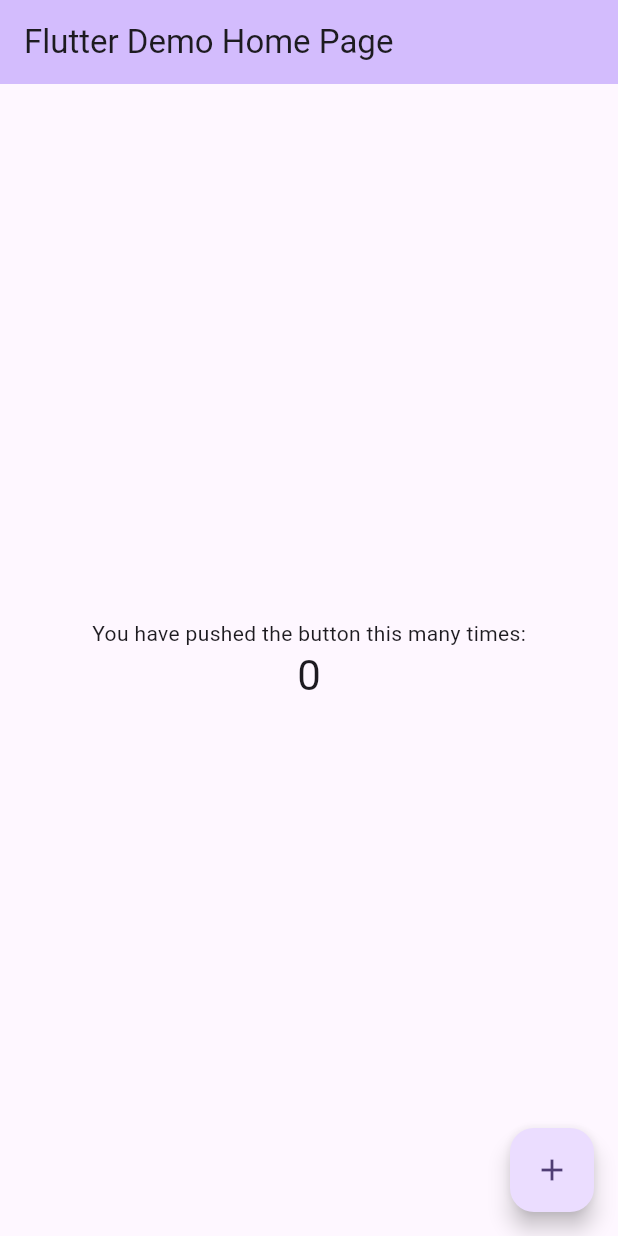
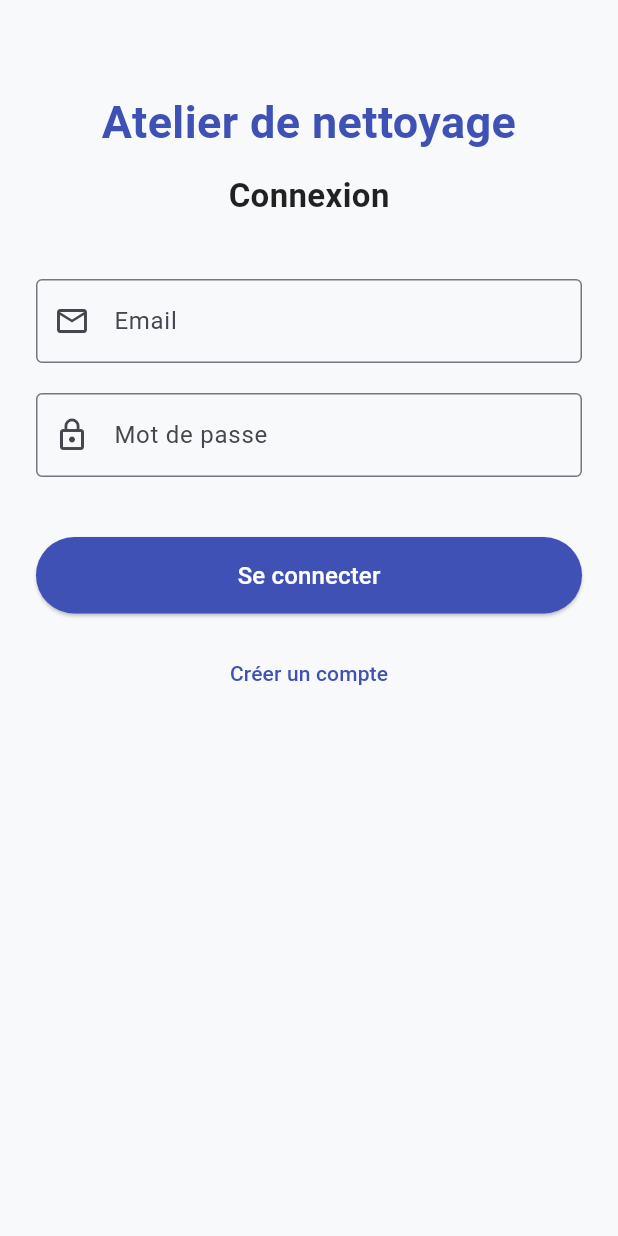
Before and after one commit to Web82-Thom/cleaning_schedule_demo, a Flutter app: the screen it shows after launch, on a phone screen of 412 x 824 dp. Run offline on Flutter 3.47's test engine with Material 3 defaults, Android fonts, the phone set to English and light mode, and no system bars; our stand-ins replace firebase_auth, firebase_core; accounts and stored records are empty.

Commit message:
init signin & signup open home page

```diff
--- a/lib/main.dart
+++ b/lib/main.dart
@@ -1,122 +1,66 @@
 import 'package:flutter/material.dart';
+import 'package:firebase_core/firebase_core.dart';
+import 'package:firebase_auth/firebase_auth.dart';
+import 'package:provider/provider.dart';
 
-void main() {
-  runApp(const MyApp());
+import 'firebase_options.dart';
+import 'screens/auth/login_page.dart';
+import 'screens/home_page.dart';
+
+Future<void> main() async {
+  WidgetsFlutterBinding.ensureInitialized();
+  await Firebase.initializeApp(
+    options: DefaultFirebaseOptions.currentPlatform,
+  );
+  runApp(const CleaningScheduleApp());
 }
 
-class MyApp extends StatelessWidget {
-  const MyApp({super.key});
+class CleaningScheduleApp extends StatelessWidget {
+  const CleaningScheduleApp({super.key});
 
-  // This widget is the root of your application.
   @override
   Widget build(BuildContext context) {
-    return MaterialApp(
-      title: 'Flutter Demo',
-      theme: ThemeData(
-        // This is the theme of your application.
-        //
-        // TRY THIS: Try running your application with "flutter run". You'll see
-        // the application has a purple toolbar. Then, without quitting the app,
-        // try changing the seedColor in the colorScheme below to Colors.green
-        // and then invoke "hot reload" (save your changes or press the "hot
-        // reload" button in a Flutter-supported IDE, or press "r" if you used
-        // the command line to start the app).
-        //
-        // Notice that the counter didn't reset back to zero; the application
-        // state is not lost during the reload. To reset the state, use hot
-        // restart instead.
-        //
-        // This works for code too, not just values: Most code changes can be
-        // tested with just a hot reload.
-        colorScheme: ColorScheme.fromSeed(seedColor: Colors.deepPurple),
+    return MultiProvider(
+      providers: [
+        // 🔐 Fournit l'état FirebaseAuth à toute l'application
+        StreamProvider<User?>.value(
+          value: FirebaseAuth.instance.authStateChanges(),
+          initialData: null,
+        ),
+      ],
+      child: MaterialApp(
+        title: 'Cleaning Schedule',
+        debugShowCheckedModeBanner: false,
+        theme: ThemeData(
+          useMaterial3: true,
+          colorSchemeSeed: Colors.indigo,
+          scaffoldBackgroundColor: const Color(0xFFF7F9FB),
+          appBarTheme: const AppBarTheme(
+            backgroundColor: Colors.white,
+            foregroundColor: Colors.black,
+            elevation: 0,
+            centerTitle: true,
+          ),
+        ),
+        home: const AuthWrapper(),
       ),
-      home: const MyHomePage(title: 'Flutter Demo Home Page'),
     );
   }
 }
 
-class MyHomePage extends StatefulWidget {
-  const MyHomePage({super.key, required this.title});
-
-  // This widget is the home page of your application. It is stateful, meaning
-  // that it has a State object (defined below) that contains fields that affect
-  // how it looks.
-
-  // This class is the configuration for the state. It holds the values (in this
-  // case the title) provided by the parent (in this case the App widget) and
-  // used by the build method of the State. Fields in a Widget subclass are
-  // always marked "final".
-
-  final String title;
-
-  @override
-  State<MyHomePage> createState() => _MyHomePageState();
-}
-
-class _MyHomePageState extends State<MyHomePage> {
-  int _counter = 0;
-
-  void _incrementCounter() {
-    setState(() {
-      // This call to setState tells the Flutter framework that something has
-      // changed in this State, which causes it to rerun the build method below
-      // so that the display can reflect the updated values. If we changed
-      // _counter without calling setState(), then the build method would not be
-      // called again, and so nothing would appear to happen.
-      _counter++;
-    });
-  }
+/// Gère la navigation en fonction de l’état de connexion Firebase.
+class AuthWrapper extends StatelessWidget {
+  const AuthWrapper({super.key});
 
   @override
   Widget build(BuildContext context) {
-    // This method is rerun every time setState is called, for instance as done
-    // by the _incrementCounter method above.
-    //
-    // The Flutter framework has been optimized to make rerunning build methods
-    // fast, so that you can just rebuild anything that needs updating rather
-    // than having to individually change instances of widgets.
-    return Scaffold(
-      appBar: AppBar(
-        // TRY THIS: Try changing the color here to a specific color (to
-        // Colors.amber, perhaps?) and trigger a hot reload to see the AppBar
-        // change color while the other colors stay the same.
-        backgroundColor: Theme.of(context).colorScheme.inversePrimary,
-        // Here we take the value from the MyHomePage object that was created by
-        // the App.build method, and use it to set our appbar title.
-        title: Text(widget.title),
-      ),
-      body: Center(
-        // Center is a layout widget. It takes a single child and positions it
-        // in the middle of the parent.
-        child: Column(
-          // Column is also a layout widget. It takes a list of children and
-          // arranges them vertically. By default, it sizes itself to fit its
-          // children horizontally, and tries to be as tall as its parent.
-          //
-          // Column has various properties to control how it sizes itself and
-          // how it positions its children. Here we use mainAxisAlignment to
-          // center the children vertically; the main axis here is the vertical
-          // axis because Columns are vertical (the cross axis would be
-          // horizontal).
-          //
-          // TRY THIS: Invoke "debug painting" (choose the "Toggle Debug Paint"
-          // action in the IDE, or press "p" in the console), to see the
-          // wireframe for each widget.
-          mainAxisAlignment: MainAxisAlignment.center,
-          children: <Widget>[
-            const Text('You have pushed the button this many times:'),
-            Text(
-              '$_counter',
-              style: Theme.of(context).textTheme.headlineMedium,
-            ),
-          ],
-        ),
-      ),
-      floatingActionButton: FloatingActionButton(
-        onPressed: _incrementCounter,
-        tooltip: 'Increment',
-        child: const Icon(Icons.add),
-      ), // This trailing comma makes auto-formatting nicer for build methods.
-    );
+    final user = Provider.of<User?>(context);
+
+    // 👇 Si l’utilisateur est connecté → HomePage, sinon → LoginPage
+    if (user == null) {
+      return const LoginPage();
+    } else {
+      return const HomePage();
+    }
   }
 }
--- /dev/null
+++ b/lib/screens/auth/login_page.dart
@@ -0,0 +1,144 @@
+import 'package:flutter/material.dart';
+import 'package:firebase_auth/firebase_auth.dart';
+import 'register_page.dart';
+import '../home_page.dart';
+
+class LoginPage extends StatefulWidget {
+  const LoginPage({super.key});
+
+  @override
+  State<LoginPage> createState() => _LoginPageState();
+}
+
+class _LoginPageState extends State<LoginPage> {
+  final _emailController = TextEditingController();
+  final _passwordController = TextEditingController();
+  bool _isLoading = false;
+  String? _errorMessage;
+
+  Future<void> _login() async {
+    setState(() {
+      _isLoading = true;
+      _errorMessage = null;
+    });
+
+    try {
+      await FirebaseAuth.instance.signInWithEmailAndPassword(
+        email: _emailController.text.trim(),
+        password: _passwordController.text.trim(),
+      );
+
+      if (mounted) {
+        Navigator.pushReplacement(
+          context,
+          MaterialPageRoute(builder: (_) => const HomePage()),
+        );
+      }
+    } on FirebaseAuthException catch (e) {
+      setState(() => _errorMessage = e.message);
+    } finally {
+      if (mounted) setState(() => _isLoading = false);
+    }
+  }
+
+  @override
+  Widget build(BuildContext context) {
+    return Scaffold(
+      body: SafeArea(
+        child: SingleChildScrollView(
+          padding: const EdgeInsets.symmetric(horizontal: 24.0, vertical: 60.0),
+          child: Column(
+            crossAxisAlignment: CrossAxisAlignment.center,
+            children: [
+              // 🧹 Titre de l’application
+              const Text(
+                'Atelier de nettoyage',
+                textAlign: TextAlign.center,
+                style: TextStyle(
+                  fontSize: 30,
+                  fontWeight: FontWeight.bold,
+                  color: Colors.indigo,
+                ),
+              ),
+              const SizedBox(height: 12),
+              const Text(
+                'Connexion',
+                style: TextStyle(
+                  fontSize: 22,
+                  fontWeight: FontWeight.w600,
+                  color: Colors.black87,
+                ),
+              ),
+              const SizedBox(height: 40),
+
+              // 🔑 Champ Email
+              TextField(
+                controller: _emailController,
+                keyboardType: TextInputType.emailAddress,
+                decoration: const InputDecoration(
+                  labelText: 'Email',
+                  border: OutlineInputBorder(),
+                  prefixIcon: Icon(Icons.email_outlined),
+                ),
+              ),
+              const SizedBox(height: 20),
+
+              // 🔒 Champ mot de passe
+              TextField(
+                controller: _passwordController,
+                obscureText: true,
+                decoration: const InputDecoration(
+                  labelText: 'Mot de passe',
+                  border: OutlineInputBorder(),
+                  prefixIcon: Icon(Icons.lock_outline),
+                ),
+              ),
+              const SizedBox(height: 20),
+
+              // ⚠️ Message d’erreur
+              if (_errorMessage != null)
+                Text(
+                  _errorMessage!,
+                  style: const TextStyle(color: Colors.red),
+                ),
+              const SizedBox(height: 20),
+
+              // 🟦 Bouton connexion
+              SizedBox(
+                width: double.infinity,
+                child: ElevatedButton(
+                  onPressed: _isLoading ? null : _login,
+                  style: ElevatedButton.styleFrom(
+                    backgroundColor: Colors.indigo,
+                    padding: const EdgeInsets.symmetric(vertical: 14),
+                  ),
+                  child: _isLoading
+                      ? const CircularProgressIndicator(color: Colors.white)
+                      : const Text(
+                          'Se connecter',
+                          style: TextStyle(fontSize: 16, color: Colors.white),
+                        ),
+                ),
+              ),
+              const SizedBox(height: 16),
+
+              // 🔁 Lien vers l’inscription
+              TextButton(
+                onPressed: () {
+                  Navigator.push(
+                    context,
+                    MaterialPageRoute(builder: (_) => const RegisterPage()),
+                  );
+                },
+                child: const Text(
+                  "Créer un compte",
+                  style: TextStyle(color: Colors.indigo),
+                ),
+              ),
+            ],
+          ),
+        ),
+      ),
+    );
+  }
+}
--- a/pubspec.yaml
+++ b/pubspec.yaml
@@ -37,6 +37,7 @@ dependencies:
   firebase_core: ^4.1.1
   cloud_firestore: ^6.0.2
   firebase_auth: ^6.1.0
+  provider: ^6.1.5+1
 
 dev_dependencies:
   flutter_test:
```
Also changed, not shown: lib/screens/auth/register_page.dart (added, +138 -0 lines), lib/screens/home_page.dart (added, +55 -0 lines), pubspec.lock, 1 other file.
